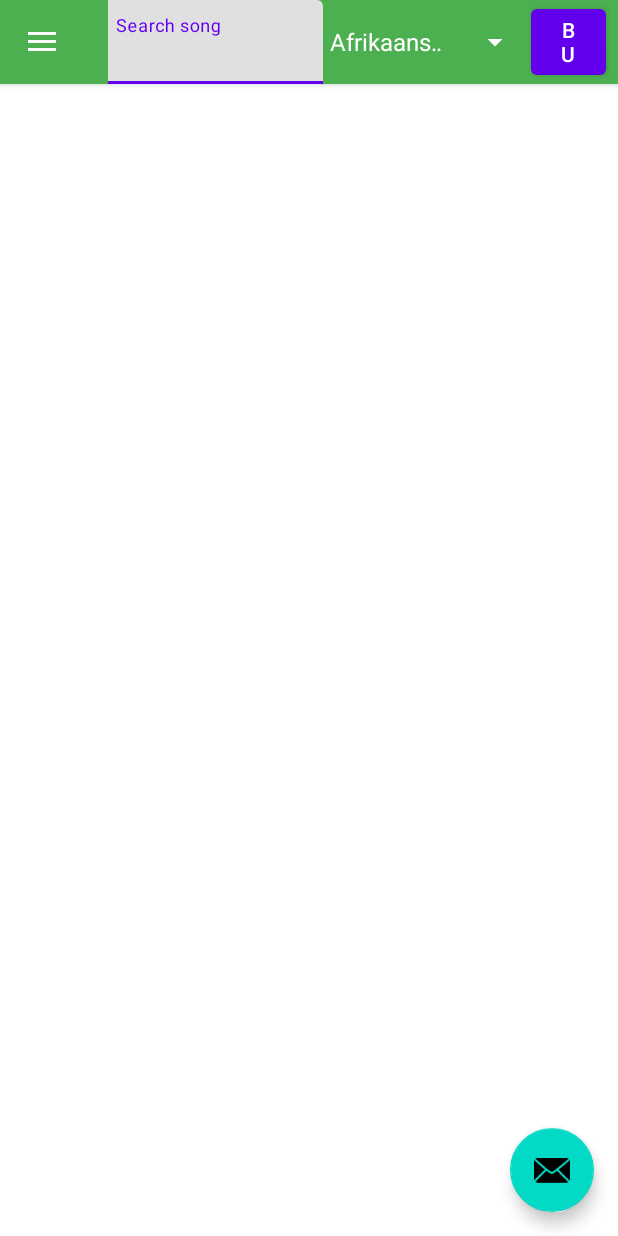
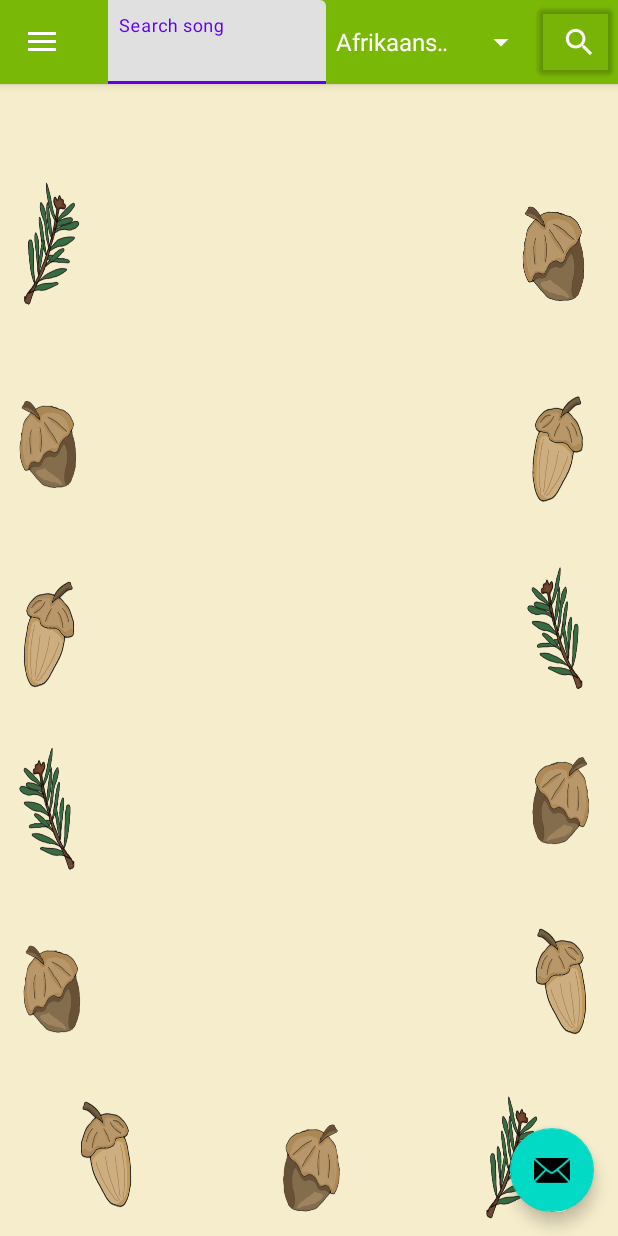
Before and after one commit to VeressIris/Unihack2023, an Android app: the screen it shows after launch (MainActivity), on a phone screen of 412 x 824 dp. Run offline under Robolectric (Android 15) with nearby library versions, the phone set to English and light mode, and no system bars; our stand-ins replace navigation-ui; libraries missing offline, so code that uses them is left out: com.google.cloud.translate; 2 statements that could not run were skipped.

Commit message:
background added

```diff
--- a/app/src/main/res/layout/activity_main.xml
+++ b/app/src/main/res/layout/activity_main.xml
@@ -8,6 +8,12 @@
     android:fitsSystemWindows="true"
     tools:openDrawer="start">
 
+    <RelativeLayout xmlns:android="http://schemas.android.com/apk/res/android"
+        android:layout_width="match_parent"
+        android:layout_height="match_parent"
+        android:background="@drawable/background2">
+        <!-- Other views or elements here -->
+    </RelativeLayout>
     <include
         android:id="@+id/app_bar_main"
         layout="@layout/app_bar_main"
--- a/app/src/main/res/layout/app_bar_main.xml
+++ b/app/src/main/res/layout/app_bar_main.xml
@@ -16,7 +16,7 @@
             android:id="@+id/toolbar"
             android:layout_width="match_parent"
             android:layout_height="?attr/actionBarSize"
-            android:background="#4CAF50"
+            android:background="#7AB807"
             app:popupTheme="@style/Theme.Unihack2023.PopupOverlay">
 
             <androidx.constraintlayout.widget.ConstraintLayout
@@ -27,13 +27,13 @@
                     android:id="@+id/textInputLayout"
                     android:layout_width="0dp"
                     android:layout_height="wrap_content"
+                    android:paddingLeft="8dp"
                     android:paddingRight="8dp"
-                    android:paddingLeft="8dp"
+                    app:layout_constraintBottom_toBottomOf="parent"
+                    app:layout_constraintEnd_toStartOf="@+id/languageSelector"
                     app:layout_constraintStart_toStartOf="parent"
-                    app:layout_constraintEnd_toStartOf="@+id/languageSelector"
-                    app:layout_constraintWidth_percent="0.5"
                     app:layout_constraintTop_toTopOf="parent"
-                    app:layout_constraintBottom_toBottomOf="parent">
+                    app:layout_constraintWidth_percent="0.5">
 
                     <com.google.android.material.textfield.TextInputEditText
                         android:id="@+id/searchSong_txtBox"
@@ -48,22 +48,29 @@
                     android:id="@+id/languageSelector"
                     android:layout_width="150dp"
                     android:layout_height="wrap_content"
+                    android:entries="@array/languages"
+                    android:minHeight="48dp"
                     android:paddingLeft="8dp"
+                    app:layout_constraintBottom_toBottomOf="parent"
                     app:layout_constraintEnd_toStartOf="@+id/search_bttn"
-                    app:layout_constraintTop_toTopOf="parent"
-                    app:layout_constraintBottom_toBottomOf="parent"
-                    android:entries="@array/languages" />
+                    app:layout_constraintTop_toTopOf="parent" />
 
                 <Button
                     android:id="@+id/search_bttn"
                     android:layout_width="50dp"
                     android:layout_height="wrap_content"
+                    android:layout_marginEnd="4dp"
+                    android:backgroundTint="@color/cardview_shadow_end_color"
                     android:text="Button"
+                    android:visibility="visible"
+                    app:icon="?android:attr/actionModeWebSearchDrawable"
+                    app:layout_constraintBottom_toBottomOf="parent"
                     app:layout_constraintEnd_toEndOf="parent"
                     app:layout_constraintTop_toTopOf="parent"
-                    app:layout_constraintBottom_toBottomOf="parent"
-                    android:layout_marginEnd="8dp"
-                    android:visibility="visible" />
+                    app:layout_constraintVertical_bias="0.0"
+                    app:rippleColor="@color/purple_200"
+                    app:strokeColor="@color/teal_700"
+                    tools:visibility="visible" />
             </androidx.constraintlayout.widget.ConstraintLayout>
         </androidx.appcompat.widget.Toolbar>
     </com.google.android.material.appbar.AppBarLayout>
@@ -77,6 +84,7 @@
         android:layout_gravity="bottom|end"
         android:layout_marginEnd="@dimen/fab_margin"
         android:layout_marginBottom="16dp"
+
         app:srcCompat="@android:drawable/ic_dialog_email" />
 
 </androidx.coordinatorlayout.widget.CoordinatorLayout>
```
Also changed, not shown: app/src/main/res/drawable/background2.png (added).
